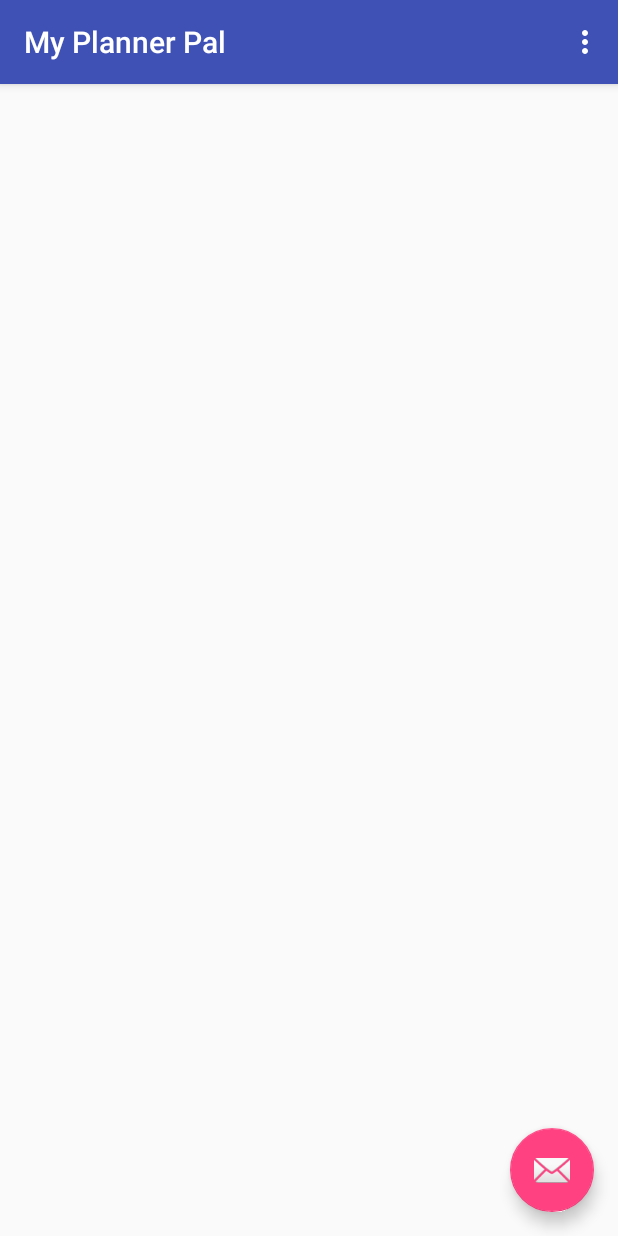
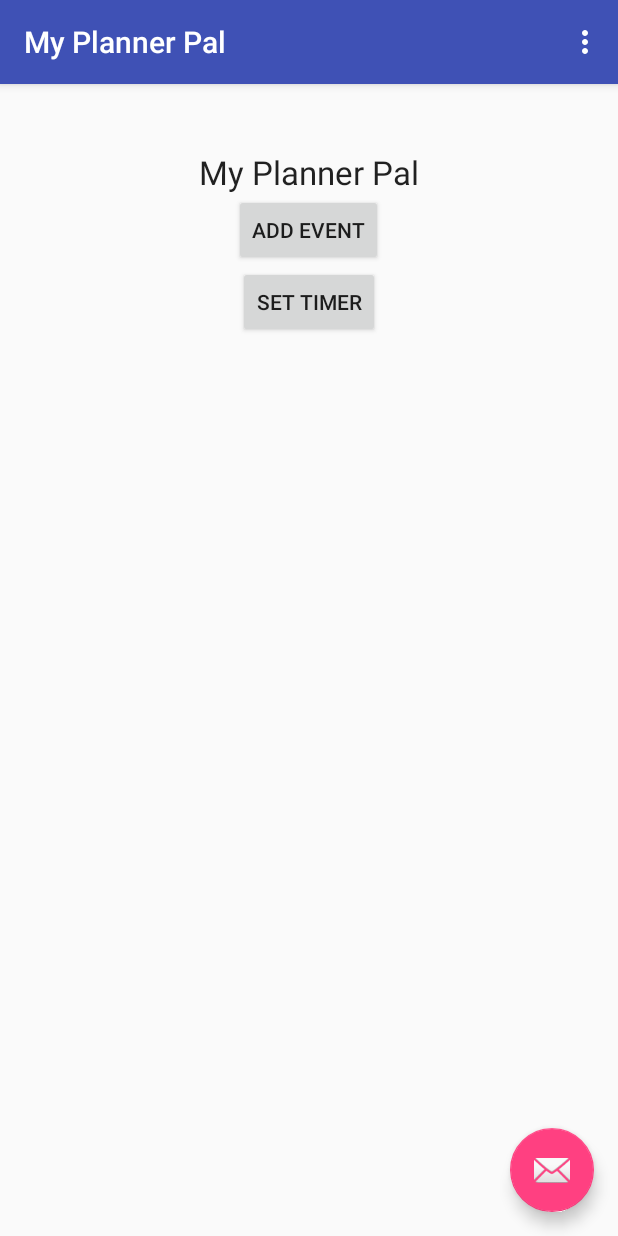
Before and after one commit to sdillon1/MyPlannerPal, an Android app: the screen it shows after launch (HomeScreen), on a phone screen of 412 x 824 dp. Run offline under Robolectric (Android 15) with nearby library versions, the phone set to English and light mode, and no system bars.

Commit message:
Add homescreen navigation buttons

```diff
--- a/app/src/main/java/sean21eric/myplannerpal/HomeScreen.java
+++ b/app/src/main/java/sean21eric/myplannerpal/HomeScreen.java
@@ -1,5 +1,6 @@
 package sean21eric.myplannerpal;
 
+import android.content.Intent;
 import android.os.Bundle;
 import android.support.design.widget.FloatingActionButton;
 import android.support.design.widget.Snackbar;
@@ -8,9 +9,12 @@
 import android.view.View;
 import android.view.Menu;
 import android.view.MenuItem;
+import android.widget.Button;
 
 public class HomeScreen extends AppCompatActivity {
 
+    Button btn_Launch_AddEvent;
+    Button btn_Launch_SetTimer;
 
     @Override
     protected void onCreate(Bundle savedInstanceState) {
@@ -18,6 +22,24 @@
         setContentView(R.layout.activity_homescreen);
         Toolbar toolbar = (Toolbar) findViewById(R.id.toolbar);
         setSupportActionBar(toolbar);
+
+        //initialize things
+        findByIds();
+        setOnclickListeners();
+
+
+
+
+
+
+
+
+
+
+
+
+
+
 
         FloatingActionButton fab = (FloatingActionButton) findViewById(R.id.fab);
         fab.setOnClickListener(new View.OnClickListener() {
@@ -28,6 +50,29 @@
             }
         });
     }
+
+    public void setOnclickListeners(){
+
+        btn_Launch_AddEvent.setOnClickListener(new View.OnClickListener() {
+            @Override
+            public void onClick(View v) {
+                Intent intent = new Intent(getApplicationContext(), AddEvent.class);
+                startActivity(intent);
+            }
+        });
+
+    }
+
+    public void findByIds(){
+        btn_Launch_AddEvent = (Button)findViewById(R.id.BTN_Launch_AddEvent);
+        btn_Launch_SetTimer = (Button)findViewById(R.id.BTN_Launch_SetTimer);
+    }
+
+
+
+
+
+
 
 
 
--- a/app/src/main/res/layout/content_home_screen.xml
+++ b/app/src/main/res/layout/content_home_screen.xml
@@ -1,5 +1,6 @@
 <?xml version="1.0" encoding="utf-8"?>
-<RelativeLayout
+
+    <LinearLayout
         xmlns:android="http://schemas.android.com/apk/res/android"
         xmlns:app="http://schemas.android.com/apk/res-auto"
         xmlns:tools="http://schemas.android.com/tools"
@@ -11,6 +12,30 @@
         android:paddingTop="@dimen/activity_vertical_margin"
         app:layout_behavior="@string/appbar_scrolling_view_behavior"
         tools:context="sean21eric.myplannerpal.AddEvent"
-    tools:showIn="@layout/activity_homescreen">
+        tools:showIn="@layout/activity_homescreen"
+        android:orientation="vertical"
+        android:layout_gravity="center_horizontal">
 
-</RelativeLayout>
+
+    <TextView
+        android:layout_width="wrap_content"
+        android:layout_height="wrap_content"
+        android:textAppearance="?android:attr/textAppearanceLarge"
+        android:text="My Planner Pal"
+        android:id="@+id/TEXTVIEW_Title"
+        android:layout_gravity="center_horizontal"/>
+
+    <Button
+        android:layout_width="wrap_content"
+        android:layout_height="wrap_content"
+        android:text="Add Event"
+        android:id="@+id/BTN_Launch_AddEvent"
+        android:layout_gravity="center_horizontal"/>
+
+    <Button
+        android:layout_width="wrap_content"
+        android:layout_height="wrap_content"
+        android:text="Set timer"
+        android:id="@+id/BTN_Launch_SetTimer"
+        android:layout_gravity="center_horizontal"/>
+</LinearLayout>
```
Lines whose indentation alone changed are shown as unchanged.
